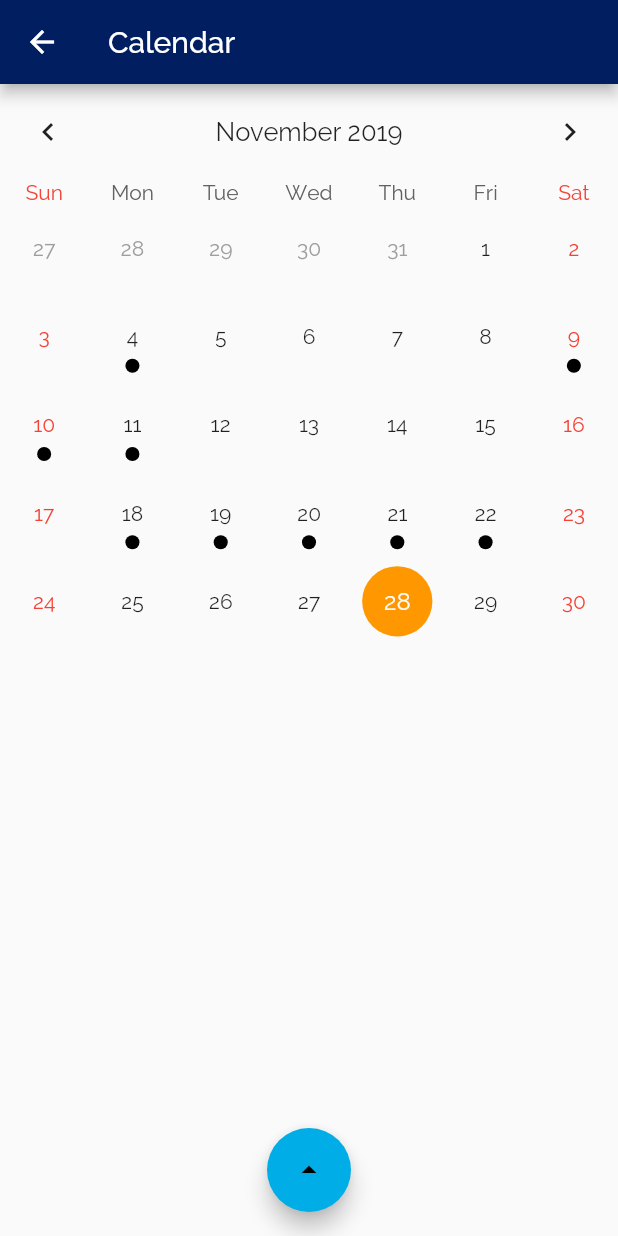
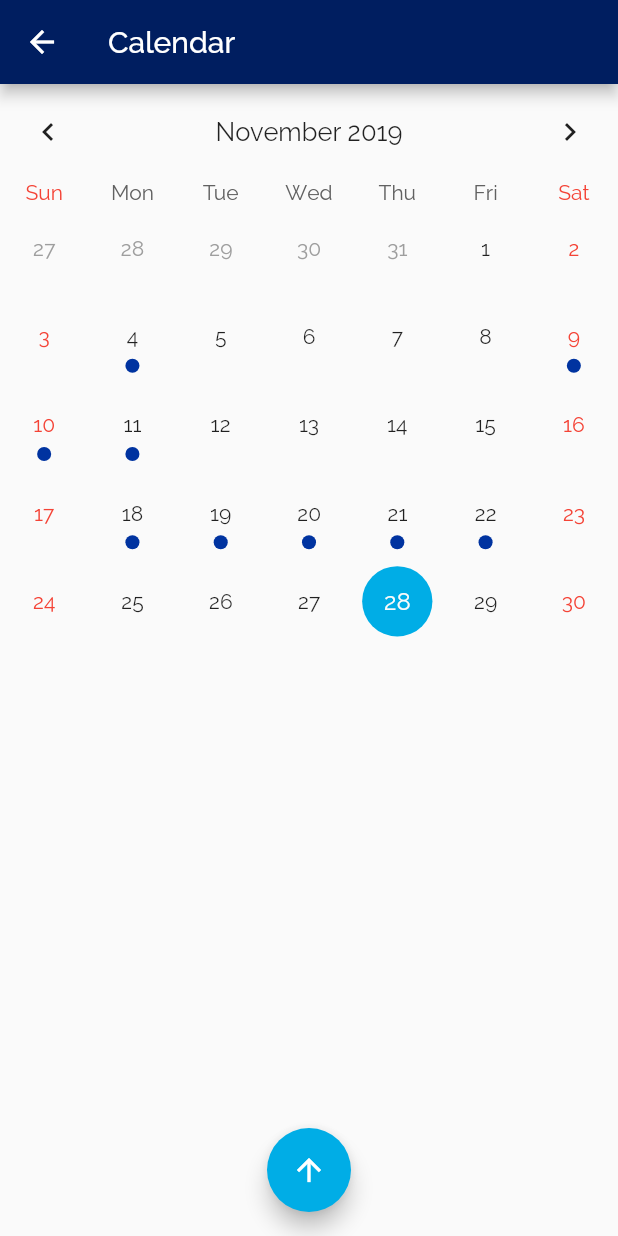
Before and after one commit to randomlylelo/fbla, a Flutter app: the Calendar screen opened by its route, on a phone screen of 412 x 824 dp. Run offline on Flutter 3.47's test engine with Material 2 defaults, Android fonts, the phone set to English and light mode, and no system bars; drawn by our look-alikes of table_calendar; our stand-ins replace font_awesome_flutter.

Commit message:
Updated color scheme of FAB

```diff
--- a/lib/screens/attendence.dart
+++ b/lib/screens/attendence.dart
@@ -150,6 +150,7 @@ class _AttendenceState extends State<Attendence> {
         tooltip: 'Add Members/Meeting Dates',
         child: Icon(
           _addStudents ? Icons.close : Icons.add,
+          color: Colors.white,
         ), // if addstudents is true then show close button, else show add.
       ),
     );
--- a/lib/screens/calendar.dart
+++ b/lib/screens/calendar.dart
@@ -170,9 +170,9 @@ class _CalendarState extends State<Calendar> {
     return TableCalendar(
       events: _events,
       calendarStyle: CalendarStyle(
-        todayColor: Colors.red,
-        selectedColor: Colors.orange,
-        markersColor: Colors.black,
+        todayColor: Color.fromRGBO(191, 13, 62, 1),
+        selectedColor: Color.fromRGBO(0, 173, 230, 1),
+        markersColor: Color.fromRGBO(0, 51, 160, 1),
         canEventMarkersOverflow: false,
       ),
       calendarController: _calendarController,
@@ -276,6 +276,7 @@ class _FloatingActionButtState extends State<FloatingActionButt>
         ..add(
           FloatingActionButton(
             heroTag: null,
+            backgroundColor: Color.fromRGBO(0, 173, 230, 1),
             child: AnimatedBuilder(
               animation: _controller,
               builder: (BuildContext context, Widget child) {
@@ -283,9 +284,12 @@ class _FloatingActionButtState extends State<FloatingActionButt>
                   transform:
                       Matrix4.rotationZ(_controller.value * 1.0 * math.pi),
                   alignment: FractionalOffset.center,
-                  child: Icon(_controller.isDismissed
-                      ? Icons.arrow_drop_up
-                      : Icons.arrow_drop_up),
+                  child: Icon(
+                    _controller.isDismissed
+                        ? Icons.arrow_upward
+                        : Icons.arrow_upward,
+                    color: Colors.white,
+                  ),
                 );
               },
             ),
```
